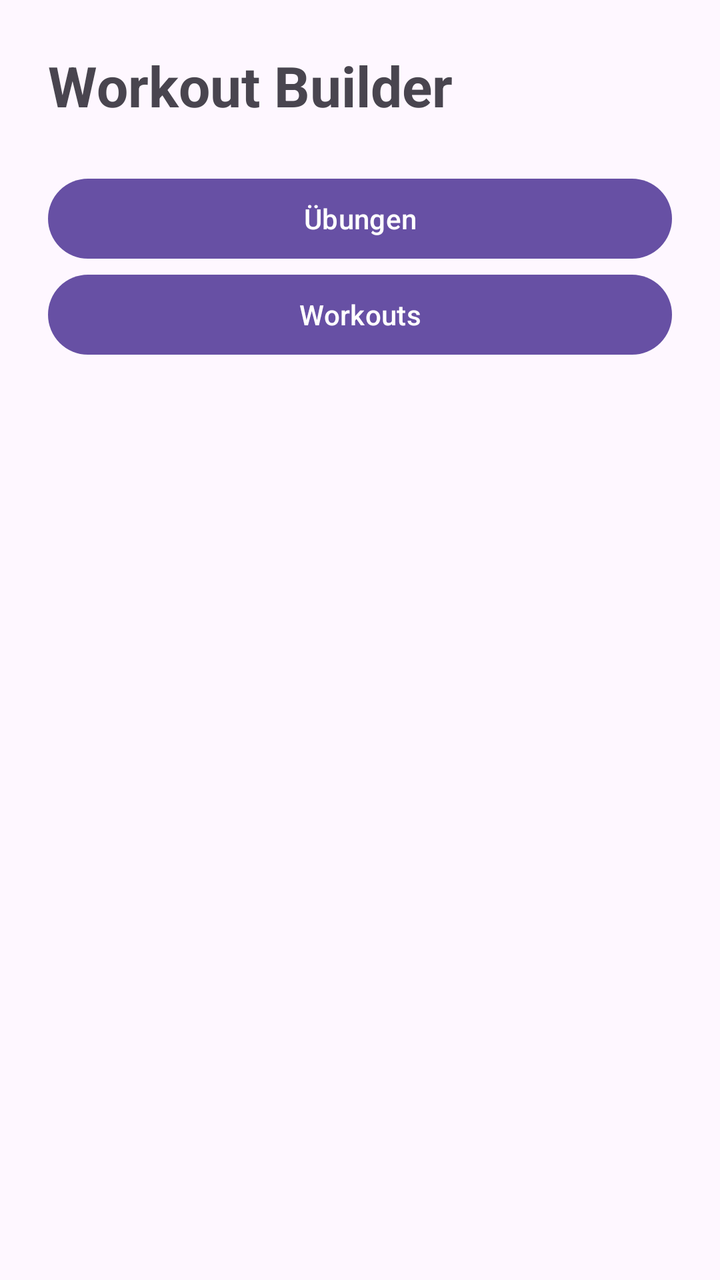
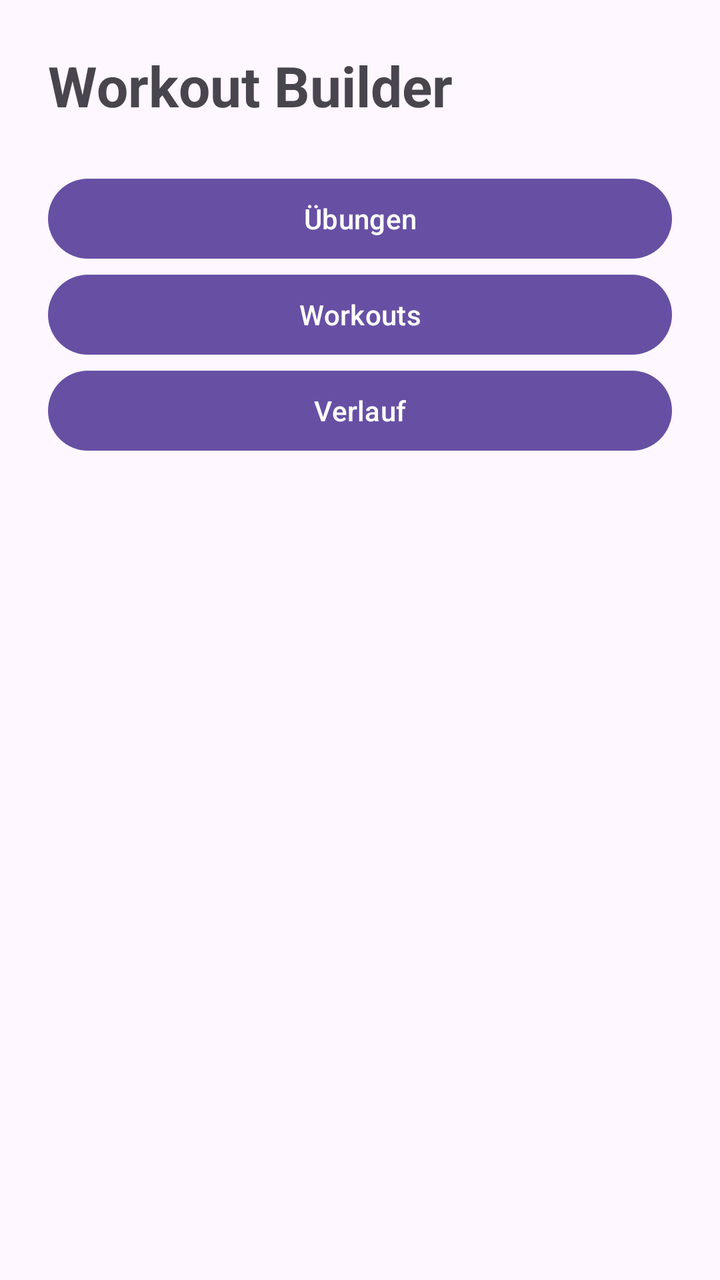

The first picture is an Android layout as it rendered before a commit; the second is the same layout after the commit. The layout source and the unified diff follow.
<!-- AndroidManifest.xml: application theme Theme.Workout -->
<!-- res/layout/fragment_home.xml -->
<?xml version="1.0" encoding="utf-8"?>
<LinearLayout
    xmlns:android="http://schemas.android.com/apk/res/android"
    android:layout_width="match_parent"
    android:layout_height="match_parent"
    android:orientation="vertical"
    android:padding="24dp">

    <TextView
        android:layout_width="wrap_content"
        android:layout_height="wrap_content"
        android:text="@string/workout_builder"
        android:textSize="28sp"
        android:textStyle="bold"/>

    <Space
        android:layout_width="match_parent"
        android:layout_height="24dp"/>

    <Button
        android:id="@+id/btnExercises"
        android:layout_width="match_parent"
        android:layout_height="wrap_content"
        android:text="@string/exercises"/>

    <Button
        android:id="@+id/btnWorkouts"
        android:layout_width="match_parent"
        android:layout_height="wrap_content"
        android:text="@string/workouts"/>

</LinearLayout>
<!-- resources referenced by this layout -->
<resources>
  <string name="exercises">Übungen</string>
  <string name="workout_builder">Workout Builder</string>
  <string name="workouts">Workouts</string>
  <style name="Theme.Workout" parent="Base.Theme.Workout" />
  <style name="Base.Theme.Workout" parent="Theme.Material3.DayNight.NoActionBar">
          
          
      </style>
</resources>

<!-- the commit's change to res/layout/fragment_home.xml (unified diff, before → after) -->
@@ -29,4 +29,10 @@
         android:layout_height="wrap_content"
         android:text="@string/workouts"/>
 
+    <Button
+        android:id="@+id/btnHistory"
+        android:layout_width="match_parent"
+        android:layout_height="wrap_content"
+        android:text="@string/history"/>
+
 </LinearLayout>
<!-- resource entries referenced after the edit -->
@@ -1,6 +1,7 @@
 <!-- resources referenced by this layout -->
 <resources>
   <string name="exercises">Übungen</string>
+  <string name="history">Verlauf</string>
   <string name="workout_builder">Workout Builder</string>
   <string name="workouts">Workouts</string>
   <style name="Theme.Workout" parent="Base.Theme.Workout" />
